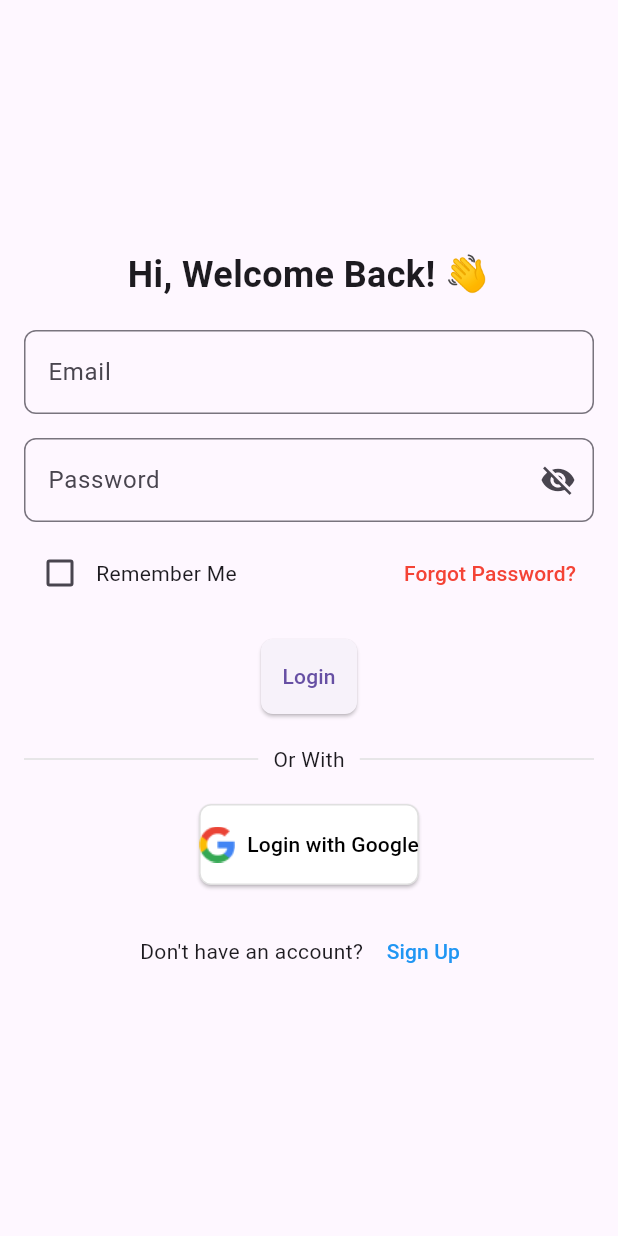
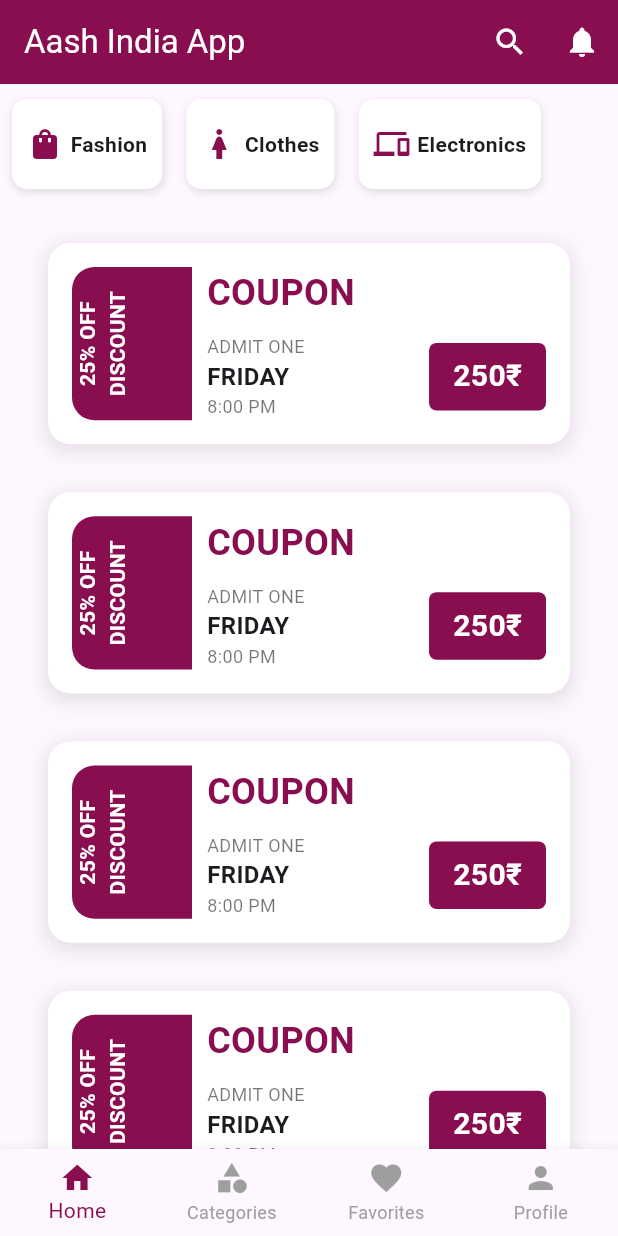
Before and after one commit to sinha-shaurya/m-fest, a Flutter app: the screen it shows after launch, on a phone screen of 412 x 824 dp. Run offline on Flutter 3.47's test engine with Material 3 defaults, Android fonts, the phone set to English and light mode, and no system bars.

Commit message:
Added Home Page

```diff
--- /dev/null
+++ b/lib/core/constants/theme.dart
@@ -0,0 +1,77 @@
+import 'package:flutter/material.dart';
+
+class AppColors {
+  static const Color primaryColor = Color(0xFF880E4F); // Maroon color
+  static const Color accentColor = Colors.amber;
+  static const Color backgroundColor = Colors.white;
+  static const Color textColor = Colors.black87;
+  static const Color errorColor = Colors.redAccent;
+  static const Color buttonTextColor = Colors.white;
+}
+
+// Define text styles
+class AppTextStyles {
+  static const TextStyle heading = TextStyle(
+    fontSize: 24,
+    fontWeight: FontWeight.bold,
+    color: AppColors.primaryColor,
+  );
+
+  static const TextStyle subheading = TextStyle(
+    fontSize: 18,
+    fontWeight: FontWeight.w600,
+    color: AppColors.textColor,
+  );
+
+  static const TextStyle bodyText = TextStyle(
+    fontSize: 14,
+    color: AppColors.textColor,
+  );
+
+  static const TextStyle buttonText = TextStyle(
+    fontSize: 16,
+    fontWeight: FontWeight.bold,
+    color: AppColors.buttonTextColor,
+  );
+
+  static const TextStyle linkText = TextStyle(
+    fontSize: 14,
+    color: AppColors.primaryColor,
+    decoration: TextDecoration.underline,
+  );
+}
+
+// Define app theme
+ThemeData appTheme(BuildContext context) {
+  return ThemeData(
+    primaryColor: AppColors.primaryColor,
+    scaffoldBackgroundColor: AppColors.backgroundColor,
+    textTheme: const TextTheme(
+      headlineLarge: AppTextStyles.heading,
+      headlineSmall: AppTextStyles.subheading,
+      bodyMedium: AppTextStyles.bodyText,
+    ),
+    elevatedButtonTheme: ElevatedButtonThemeData(
+      style: ElevatedButton.styleFrom(
+        shape: RoundedRectangleBorder(
+          borderRadius: BorderRadius.circular(8.0),
+        ),
+      ),
+    ),
+    inputDecorationTheme: InputDecorationTheme(
+      border: OutlineInputBorder(
+        borderRadius: BorderRadius.circular(8.0),
+        borderSide: const BorderSide(color: AppColors.primaryColor),
+      ),
+      enabledBorder: OutlineInputBorder(
+        borderRadius: BorderRadius.circular(8.0),
+        borderSide: BorderSide(color: AppColors.primaryColor.withOpacity(0.5)),
+      ),
+      focusedBorder: OutlineInputBorder(
+        borderRadius: BorderRadius.circular(8.0),
+        borderSide: const BorderSide(color: AppColors.primaryColor, width: 2.0),
+      ),
+      labelStyle: const TextStyle(color: AppColors.primaryColor),
+    ),
+  );
+}
--- a/lib/presentations/screens/auth/login.dart
+++ b/lib/presentations/screens/auth/login.dart
@@ -1,4 +1,6 @@
 import 'package:flutter/material.dart';
+import '../../widgets/auth/custom_button.dart';
+import '../../widgets/auth/custom_text_field.dart';
 
 class Login extends StatelessWidget {
   const Login({super.key});
@@ -20,27 +22,17 @@ class Login extends StatelessWidget {
                 ),
                 const SizedBox(height: 20),
                 // Email Field
-                TextField(
-                  decoration: InputDecoration(
-                    labelText: "Email",
-                    hintText: "example@gmail.com",
-                    border: OutlineInputBorder(
-                      borderRadius: BorderRadius.circular(8.0),
-                    ),
-                  ),
+                const CustomTextField(
+                  label: "Email",
+                  hint: "example@gmail.com",
                 ),
                 const SizedBox(height: 16),
                 // Password Field
-                TextField(
+                const CustomTextField(
+                  label: "Password",
+                  hint: "Enter Your Password",
                   obscureText: true,
-                  decoration: InputDecoration(
-                    labelText: "Password",
-                    hintText: "Enter Your Password",
-                    suffixIcon: const Icon(Icons.visibility_off),
-                    border: OutlineInputBorder(
-                      borderRadius: BorderRadius.circular(8.0),
-                    ),
-                  ),
+                  suffixIcon: Icons.visibility_off,
                 ),
                 const SizedBox(height: 10),
                 // Remember Me & Forgot Password
@@ -63,19 +55,11 @@ class Login extends StatelessWidget {
                   ],
                 ),
                 const SizedBox(height: 20),
-                // Login Button
-                ElevatedButton(
+                CustomButton(
+                  text: "Login",
                   onPressed: () {},
-                  style: ElevatedButton.styleFrom(
-                    padding: const EdgeInsets.symmetric(vertical: 15),
-                    shape: RoundedRectangleBorder(
-                      borderRadius: BorderRadius.circular(8.0),
-                    ),
-                  ),
-                  child: const Text("Login"),
                 ),
                 const SizedBox(height: 20),
-                // Or with Divider
                 Row(
                   children: [
                     Expanded(
@@ -97,13 +81,12 @@ class Login extends StatelessWidget {
                   ],
                 ),
                 const SizedBox(height: 20),
-                // Google Login Button
                 ElevatedButton.icon(
                   onPressed: () {},
                   style: ElevatedButton.styleFrom(
                     backgroundColor: Colors.white,
                     foregroundColor: Colors.black,
-                    padding: const EdgeInsets.symmetric(vertical: 15),
+                    padding: const EdgeInsets.symmetric(vertical: 15, horizontal: 12),
                     shape: RoundedRectangleBorder(
                       borderRadius: BorderRadius.circular(8.0),
                       side: const BorderSide(color: Colors.black12),
@@ -111,21 +94,20 @@ class Login extends StatelessWidget {
                   ),
                   icon: Image.asset(
                     'assets/google_icon.png',
-                    height: 24,
-                    width: 24,
+                    height: 20,
+                    width: 20,
                   ),
                   label: const Text("Login with Google"),
                 ),
                 const SizedBox(height: 20),
-                // Sign Up Link
                 Row(
                   mainAxisAlignment: MainAxisAlignment.center,
                   children: [
-                    const Text("Don't have an account? "),
+                    const Text("Don't have an account ?"),
                     TextButton(
                       onPressed: () {},
                       child: const Text(
-                        "Sign Up",
+                        "Create",
                         style: TextStyle(color: Colors.blue),
                       ),
                     ),
--- a/lib/presentations/screens/auth/splash_screen.dart
+++ b/lib/presentations/screens/auth/splash_screen.dart
@@ -1,5 +1,5 @@
+import 'package:aash_india/presentations/screens/home/home_page.dart';
 import 'package:flutter/material.dart';
-import 'login.dart';
 
 class SplashScreen extends StatefulWidget {
   const SplashScreen({super.key});
@@ -20,7 +20,7 @@ class SplashScreenState extends State<SplashScreen> {
     if (mounted) {
       Navigator.pushReplacement(
         context,
-        MaterialPageRoute(builder: (context) => const Login()),
+        MaterialPageRoute(builder: (context) => const HomePage()),
       );
     }
   }
--- /dev/null
+++ b/lib/presentations/screens/home/home_page.dart
@@ -0,0 +1,78 @@
+import 'package:aash_india/core/constants/theme.dart';
+import 'package:flutter/material.dart';
+import '../../widgets/coupon_card.dart';
+import '../../widgets/category_item.dart';
+
+class HomePage extends StatelessWidget {
+  const HomePage({super.key});
+
+  @override
+  Widget build(BuildContext context) {
+    return Scaffold(
+      appBar: AppBar(
+        foregroundColor: Colors.white,
+        title: const Text("Aash India App"),
+        actions: [
+          IconButton(
+            icon: const Icon(Icons.search),
+            onPressed: () {},
+          ),
+          IconButton(
+            icon: const Icon(Icons.notifications),
+            onPressed: () {},
+          ),
+        ],
+        backgroundColor: appTheme(context).primaryColor,
+      ),
+      body: SingleChildScrollView(
+        child: Column(
+          crossAxisAlignment: CrossAxisAlignment.start,
+          children: [
+            const SizedBox(height: 10),
+            SizedBox(
+              height: 60,
+              child: ListView(
+                scrollDirection: Axis.horizontal,
+                children: const [
+                  CategoryItem(name: 'Fashion', icon: Icons.shopping_bag),
+                  CategoryItem(name: 'Clothes', icon: Icons.woman),
+                  CategoryItem(name: 'Electronics', icon: Icons.devices),
+                ],
+              ),
+            ),
+            const SizedBox(height: 20),
+            Padding(
+              padding: const EdgeInsets.symmetric(horizontal: 16.0),
+              child: Column(
+                children: List.generate(5, (index) => const CouponCard()),
+              ),
+            ),
+          ],
+        ),
+      ),
+      bottomNavigationBar: BottomNavigationBar(
+        items: const [
+          BottomNavigationBarItem(
+            icon: Icon(Icons.home),
+            label: 'Home',
+          ),
+          BottomNavigationBarItem(
+            icon: Icon(Icons.category),
+            label: 'Categories',
+          ),
+          BottomNavigationBarItem(
+            icon: Icon(Icons.favorite),
+            label: 'Favorites',
+          ),
+          BottomNavigationBarItem(
+            icon: Icon(Icons.person),
+            label: 'Profile',
+          ),
+        ],
+        selectedItemColor: appTheme(context).primaryColor,
+        unselectedItemColor: Colors.grey,
+        type: BottomNavigationBarType.fixed,
+      ),
+    );
+  }
+}
--- /dev/null
+++ b/lib/presentations/widgets/category_item.dart
@@ -0,0 +1,29 @@
+import 'package:aash_india/core/constants/theme.dart';
+import 'package:flutter/material.dart';
+
+class CategoryItem extends StatelessWidget {
+  final String name;
+  final IconData icon;
+
+  const CategoryItem({super.key, required this.name, required this.icon});
+
+  @override
+  Widget build(BuildContext context) {
+    return Container(
+      margin: const EdgeInsets.symmetric(horizontal: 8.0),
+      padding: const EdgeInsets.all(10),
+      decoration: BoxDecoration(
+        color: Colors.white,
+        borderRadius: BorderRadius.circular(10),
+        boxShadow: [BoxShadow(offset: Offset(0.5, 2),blurRadius: 4, color: Colors.black12)]
+      ),
+      child: Row(
+        children: [
+          Icon(icon, color: appTheme(context).primaryColor),
+          const SizedBox(width: 5),
+          Text(name, style: const TextStyle(fontWeight: FontWeight.bold)),
+        ],
+      ),
+    );
+  }
+}
--- /dev/null
+++ b/lib/presentations/widgets/coupon_card.dart
@@ -0,0 +1,116 @@
+import 'package:flutter/material.dart';
+class CouponCard extends StatelessWidget {
+  const CouponCard({super.key});
+
+  @override
+  Widget build(BuildContext context) {
+    return Container(
+      margin: const EdgeInsets.all(16.0),
+      padding: const EdgeInsets.all(16.0),
+      decoration: BoxDecoration(
+        color: Colors.white,
+        borderRadius: BorderRadius.circular(15.0),
+        boxShadow: [
+          BoxShadow(
+            color: Colors.black.withOpacity(0.1),
+            spreadRadius: 2,
+            blurRadius: 10,
+            offset: const Offset(0, 3),
+          ),
+        ],
+      ),
+      child: Row(
+        children: [
+          // Left Section
+          Container(
+            width: 80,
+            padding: const EdgeInsets.symmetric(vertical: 16),
+            decoration: const BoxDecoration(
+              color: Color(0xFF880E4F), // Maroon Color
+              borderRadius: BorderRadius.only(
+                topLeft: Radius.circular(15),
+                bottomLeft: Radius.circular(15),
+              ),
+            ),
+            child: RotatedBox(
+              quarterTurns: 3,
+              child: Text(
+                '25% OFF\nDISCOUNT',
+                style: const TextStyle(
+                  color: Colors.white,
+                  fontWeight: FontWeight.bold,
+                ),
+                textAlign: TextAlign.center,
+              ),
+            ),
+          ),
+          const SizedBox(width: 10),
+          // Middle Section
+          Expanded(
+            child: Column(
+              crossAxisAlignment: CrossAxisAlignment.start,
+              children: [
+                const Text(
+                  'COUPON',
+                  style: TextStyle(
+                    fontSize: 24,
+                    fontWeight: FontWeight.bold,
+                    color: Color(0xFF880E4F), // Maroon Color
+                  ),
+                ),
+                const SizedBox(height: 10),
+                Row(
+                  children: [
+                    Column(
+                      crossAxisAlignment: CrossAxisAlignment.start,
+                      children: const [
+                        Text(
+                          'ADMIT ONE',
+                          style: TextStyle(
+                            fontSize: 12,
+                            color: Colors.black54,
+                          ),
+                        ),
+                        Text(
+                          'FRIDAY',
+                          style: TextStyle(
+                            fontSize: 16,
+                            fontWeight: FontWeight.bold,
+                          ),
+                        ),
+                        Text(
+                          '8:00 PM',
+                          style: TextStyle(
+                            fontSize: 12,
+                            color: Colors.black54,
+                          ),
+                        ),
+                      ],
+                    ),
+                    const Spacer(),
+                    Container(
+                      padding: const EdgeInsets.symmetric(
+                          vertical: 8.0, horizontal: 16.0),
+                      decoration: BoxDecoration(
+                        color: const Color(0xFF880E4F), // Maroon Color
+                        borderRadius: BorderRadius.circular(5.0),
+                      ),
+                      child: const Text(
+                        '250₹',
+                        style: TextStyle(
+                          color: Colors.white,
+                          fontSize: 20,
+                          fontWeight: FontWeight.bold,
+                        ),
+                      ),
+                    ),
+                  ],
+                ),
+              ],
+            ),
+          ),
+        ],
+      ),
+    );
+  }
+}
```
Also changed, not shown: lib/presentations/widgets/auth/custom_button.dart (added, +26 -0 lines), lib/presentations/widgets/auth/custom_text_field.dart (added, +31 -0 lines), lib/presentations/widgets/featured_slider.dart (added, +29 -0 lines).
